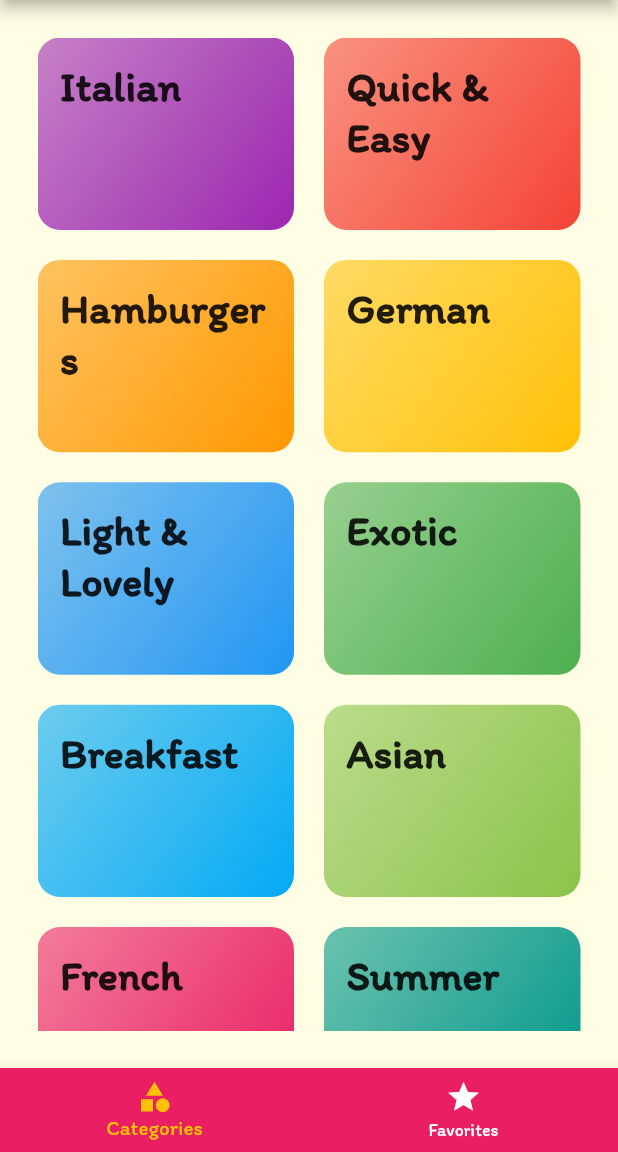
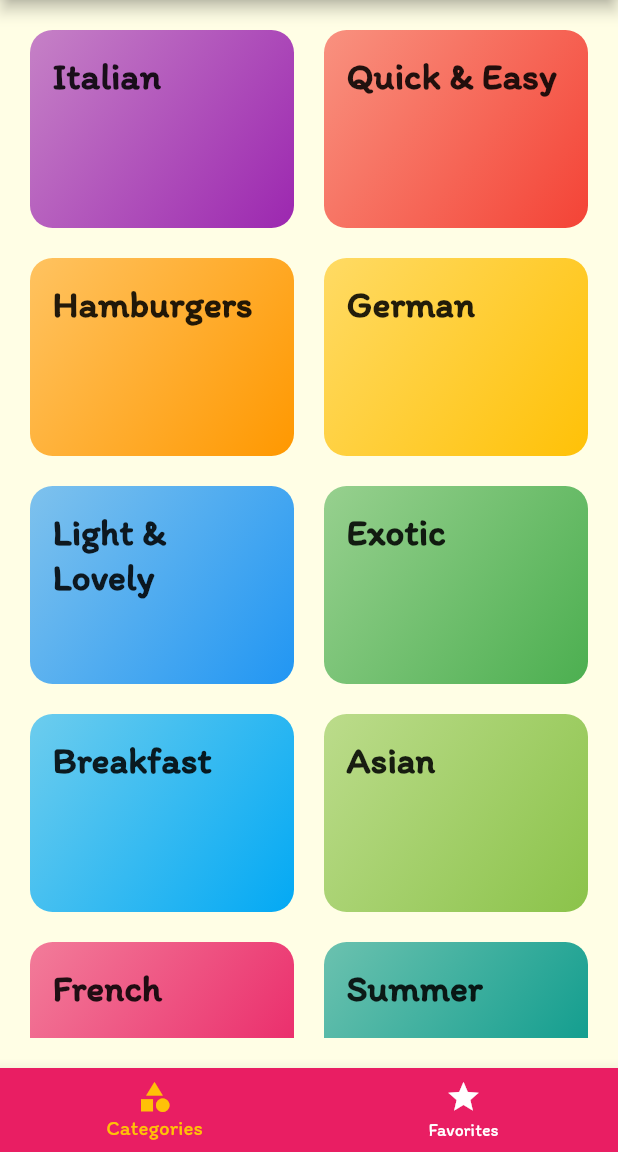
Before and after one commit to Nimit19/FlutterDevlopment, a Flutter app: the screen it shows after launch, on a phone screen of 412 x 824 dp, the part 84-1236 px from its top. Run offline on Flutter 3.47's test engine with Material 2 defaults, Android fonts, the light colour scheme and no system bars; missing offline and left inert: dart:ffi.

Commit message:
Initial Commit

```diff
--- a/Udemy Course/Flutter Apps/delicious_meal/lib/dummy_data.dart
+++ b/Udemy Course/Flutter Apps/delicious_meal/lib/dummy_data.dart
@@ -53,16 +53,6 @@ const DUMMY_CATEGORIES = [
     id: 'c10',
     title: 'Summer',
     color: Colors.teal,
-  ),
-  Category(
-    id: 'c11',
-    title: 'Light & Lovely',
-    color: Colors.blue,
-  ),
-  Category(
-    id: 'c12',
-    title: 'Quick & Easy',
-    color: Colors.red,
   ),
 ];
 
--- a/Udemy Course/Flutter Apps/delicious_meal/lib/main.dart
+++ b/Udemy Course/Flutter Apps/delicious_meal/lib/main.dart
@@ -86,7 +86,7 @@ class _MyAppState extends State<MyApp> {
               bodyLarge: const TextStyle(color: Color.fromRGBO(20, 51, 51, 1)),
               bodyMedium: const TextStyle(color: Color.fromRGBO(20, 51, 51, 1)),
               titleMedium: const TextStyle(
-                fontSize: 28,
+                fontSize: 25,
                 fontFamily: 'Itim',
                 fontWeight: FontWeight.bold,
               )),
--- a/Udemy Course/Flutter Apps/delicious_meal/lib/screens/category_screen.dart
+++ b/Udemy Course/Flutter Apps/delicious_meal/lib/screens/category_screen.dart
@@ -14,7 +14,7 @@ class _CategoryScreenState extends State<CategoryScreen> {
   @override
   Widget build(BuildContext context) {
     return Padding(
-        padding: const EdgeInsets.all(25),
+        padding: const EdgeInsets.all(20),
         child: GridView(
           gridDelegate: const SliverGridDelegateWithMaxCrossAxisExtent(
             maxCrossAxisExtent: 200,
```
Also changed, not shown: Udemy Course/FlutterApps/my_shop/lib/models/product.dart (added, +17 -0 lines), Udemy Course/FlutterApps/my_shop/lib/screens/products_overview_screen.dart (added, +63 -0 lines), Udemy Course/FlutterApps/my_shop/lib/widgets/product_item.dart (added, +39 -0 lines), Udemy Course/FlutterApps/my_shop/assets/fonts/Anton-Regular.ttf (added), Udemy Course/FlutterApps/my_shop/assets/fonts/Lato-Bold.ttf (added), Udemy Course/FlutterApps/my_shop/assets/fonts/Lato-Regular.ttf (added).
